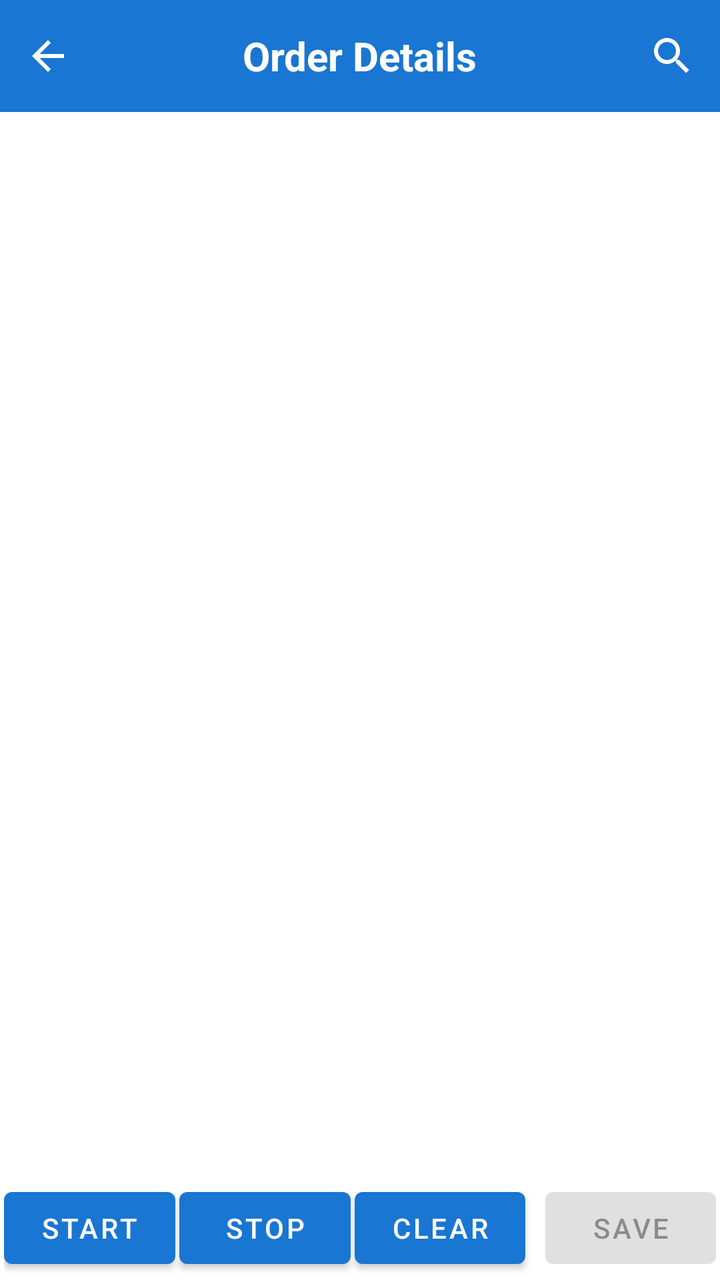
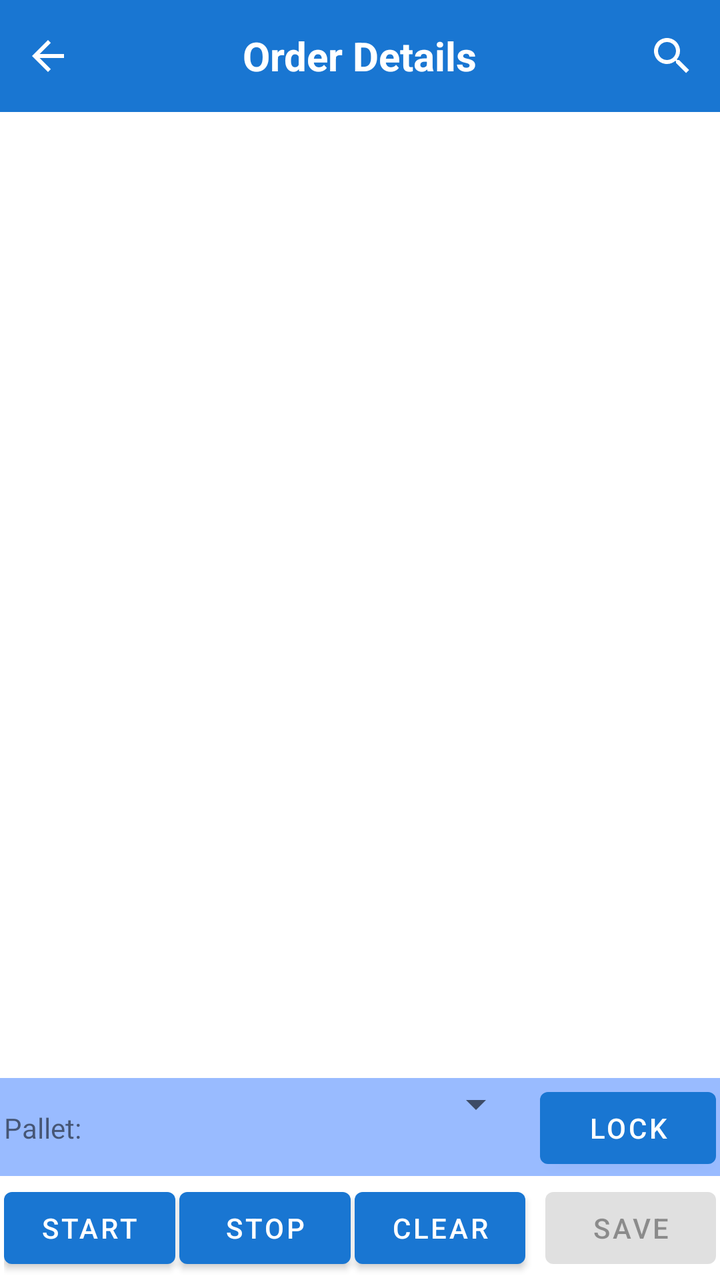

Two renders of the same Android screen: before a commit and after it. Below are the layout's source before the change and the commit's diff.
<!-- AndroidManifest.xml: application theme AppTheme -->
<!-- res/layout/fragment_picking_order_child.xml -->
<?xml version="1.0" encoding="utf-8"?>
<LinearLayout xmlns:android="http://schemas.android.com/apk/res/android"
    android:layout_width="match_parent"
    android:layout_height="match_parent"
    xmlns:app="http://schemas.android.com/apk/res-auto"
    android:orientation="vertical">

    <com.google.android.material.appbar.AppBarLayout
        android:id="@+id/appBarLayout"
        android:layout_width="match_parent"
        android:layout_height="wrap_content">

        <androidx.appcompat.widget.Toolbar
            android:id="@+id/toolbar"
            android:layout_width="match_parent"
            android:layout_height="?attr/actionBarSize"
            android:background="?attr/colorPrimary"
            app:contentInsetLeft="0dp"
            app:contentInsetStart="0dp"
            app:popupTheme="@style/ThemeOverlay.AppCompat.Light"
            app:theme="@style/ThemeOverlay.AppCompat.Dark.ActionBar">

            <FrameLayout
                android:layout_width="match_parent"
                android:layout_height="match_parent">

                <ImageView
                    android:id="@+id/ivBack"
                    android:layout_width="48dp"
                    android:layout_height="match_parent"
                    android:layout_gravity="start"
                    android:background="?attr/selectableItemBackgroundBorderless"
                    android:padding="12dp"
                    android:src="@drawable/ic_arrow_back"
                    app:tint="@android:color/white"/>

                <TextView
                    android:id="@+id/toolbar_title"
                    android:layout_width="wrap_content"
                    android:layout_height="wrap_content"
                    android:layout_gravity="center"
                    android:text="Order Details"
                    android:textColor="@android:color/white"
                    android:textSize="20sp"
                    android:textStyle="bold"/>

                <androidx.appcompat.widget.SearchView
                    android:id="@+id/searchView"
                    android:layout_width="wrap_content"
                    android:layout_height="match_parent"
                    android:layout_gravity="end"
                    app:iconifiedByDefault="true"
                    app:queryHint="Search item..."
                    android:theme="@style/SearchViewStyle"/>

            </FrameLayout>

        </androidx.appcompat.widget.Toolbar>

    </com.google.android.material.appbar.AppBarLayout>

    <LinearLayout
        android:layout_width="match_parent"
        android:layout_height="wrap_content"
        android:orientation="vertical"
        android:padding="16dp"
        android:background="@android:color/white">

        <TextView
            android:id="@+id/tvOrderNo"
            android:layout_width="match_parent"
            android:layout_height="wrap_content"
            android:textSize="18sp"
            android:textStyle="bold"
            android:layout_marginBottom="8dp"/>

        <TextView
            android:id="@+id/tvCustomer"
            android:layout_width="match_parent"
            android:layout_height="wrap_content"
            android:textSize="16sp"
            android:layout_marginBottom="4dp"/>

        <TextView
            android:id="@+id/tvOrderDate"
            android:layout_width="match_parent"
            android:layout_height="wrap_content"
            android:textSize="16sp"/>

    </LinearLayout>
    <LinearLayout
        android:id="@+id/view_readtag"
        android:layout_width="0dp"
        android:layout_height="0dp"
        android:visibility="invisible">
        <TextView
            android:id="@+id/tv_count"
            android:layout_width="0dp"
            android:layout_height="0dp"
            android:visibility="invisible"></TextView>
        <TextView
            android:id="@+id/tv_time"
            android:layout_width="0dp"
            android:layout_height="0dp"
            android:visibility="invisible"></TextView>
        <TextView
            android:id="@+id/tv_total"
            android:layout_width="0dp"
            android:layout_height="0dp"
            android:visibility="invisible"></TextView>
        <EditText
            android:id="@+id/etTime"
            android:layout_weight="1"
            android:layout_width="0dp"
            android:layout_height="0dp"
            android:hint="99999999"
            android:inputType="numberDecimal"
            android:maxLength="10"
            android:singleLine="true"
            android:visibility="invisible" />
    </LinearLayout>

    <FrameLayout
        android:layout_width="match_parent"
        android:layout_height="0dp"
        android:layout_weight="1">

        <ListView
            android:id="@+id/listView"
            android:layout_width="match_parent"
            android:layout_height="match_parent"
            android:divider="@android:color/darker_gray"
            android:dividerHeight="1dp"
            android:padding="8dp"/>

        <LinearLayout
            android:id="@+id/emptyView"
            android:layout_width="match_parent"
            android:layout_height="match_parent"
            android:gravity="center"
            android:orientation="vertical"
            android:visibility="gone">

            <ImageView
                android:layout_width="64dp"
                android:layout_height="64dp"
                android:src="@drawable/ic_empty_box"
                android:alpha="0.5"/>

            <TextView
                android:layout_width="wrap_content"
                android:layout_height="wrap_content"
                android:layout_marginTop="16dp"
                android:text="No items found"
                android:textSize="16sp"/>
        </LinearLayout>

        <ProgressBar
            android:id="@+id/progressBar"
            android:layout_width="wrap_content"
            android:layout_height="wrap_content"
            android:layout_gravity="center"
            android:visibility="gone"/>

    </FrameLayout>

    <LinearLayout
        android:layout_width="match_parent"
        android:layout_height="wrap_content"
        android:orientation="horizontal"
        android:padding="2dp">

        <Button
            android:id="@+id/btnScanRFID"
            android:layout_width="wrap_content"
            android:layout_height="match_parent"
            android:layout_weight="1"
            android:text="Start"
            android:layout_marginEnd="2dp"/>
        <Button
            android:id="@+id/btnStop"
            android:layout_width="wrap_content"
            android:layout_height="wrap_content"
            android:layout_weight="1"
            android:text="Stop"
            android:layout_marginEnd="2dp"/>
        <Button
            android:id="@+id/btnClear"
            android:layout_width="wrap_content"
            android:layout_height="wrap_content"
            android:layout_weight="1"
            android:text="Clear"
            android:layout_marginEnd="2dp"/>


        <Button
            android:id="@+id/btnConfirm"
            android:layout_width="wrap_content"
            android:layout_height="wrap_content"
            android:layout_weight="1"
            android:text="Save"
            android:enabled="false"
            android:layout_marginStart="8dp"/>

    </LinearLayout>

</LinearLayout>
<!-- resources referenced by this layout -->
<resources>
  <!-- drawable ic_arrow_back (drawable) -->
  <?xml version="1.0" encoding="utf-8"?>
  <vector xmlns:android="http://schemas.android.com/apk/res/android"
      android:width="24dp"
      android:height="24dp"
      android:viewportWidth="24"
      android:viewportHeight="24">
      <path
          android:fillColor="#FFFFFF"
          android:pathData="M20,11H7.83l5.59,-5.59L12,4l-8,8 8,8 1.41,-1.41L7.83,13H20v-2z"/>
  </vector>
  <!-- drawable ic_empty_box: png bitmap (drawable, 5607 bytes) -->
  <style name="SearchViewStyle" parent="Widget.AppCompat.SearchView">
          
          <item name="android:background">@android:color/transparent</item>
          
          <item name="android:textColor">@android:color/white</item>
          
          <item name="android:textColorHint">@android:color/white</item>
          
          <item name="android:tint">@android:color/white</item>
      </style>
  <style name="AppTheme" parent="Theme.MaterialComponents.Light.DarkActionBar">
          <item name="colorPrimary">@color/colorPrimary</item>
          <item name="colorPrimaryDark">@color/colorPrimaryDark</item>
          <item name="colorAccent">@color/colorAccent</item>
      </style>
  <color name="colorPrimary">#1976D2</color>
  <color name="colorPrimaryDark">#1565C0</color>
  <color name="colorAccent">#FFC107</color>
</resources>

<!-- the commit's change to res/layout/fragment_picking_order_child.xml (unified diff, before → after) -->
@@ -165,6 +165,39 @@
     </FrameLayout>
 
     <LinearLayout
+        android:id="@+id/viewPallet"
+        android:layout_width="match_parent"
+        android:layout_height="wrap_content"
+        android:orientation="horizontal"
+        android:paddingTop="1dp"
+        android:paddingLeft="2dp"
+        android:paddingRight="2dp"
+        android:paddingBottom="0dp"
+        android:background="@color/lightblue3">
+
+        <TextView
+            android:layout_width="wrap_content"
+            android:layout_height="wrap_content"
+            android:text="Pallet: ">
+        </TextView>
+
+        <Spinner
+            android:id="@+id/spinnerPallet"
+            android:layout_width="0dp"
+            android:layout_height="wrap_content"
+            android:layout_weight="1"
+            android:layout_marginEnd="8dp"/>
+
+        <Button
+            android:id="@+id/btnLockPallet"
+            android:layout_width="wrap_content"
+            android:layout_height="wrap_content"
+            android:text="Lock"
+            android:drawablePadding="8dp"/>
+
+    </LinearLayout>
+
+    <LinearLayout
         android:layout_width="match_parent"
         android:layout_height="wrap_content"
         android:orientation="horizontal"
<!-- resource entries referenced after the edit -->
@@ -1,5 +1,6 @@
 <!-- resources referenced by this layout -->
 <resources>
+  <color name="lightblue3">#99BBFF</color>
   <!-- drawable ic_arrow_back (drawable) -->
   <?xml version="1.0" encoding="utf-8"?>
   <vector xmlns:android="http://schemas.android.com/apk/res/android"
